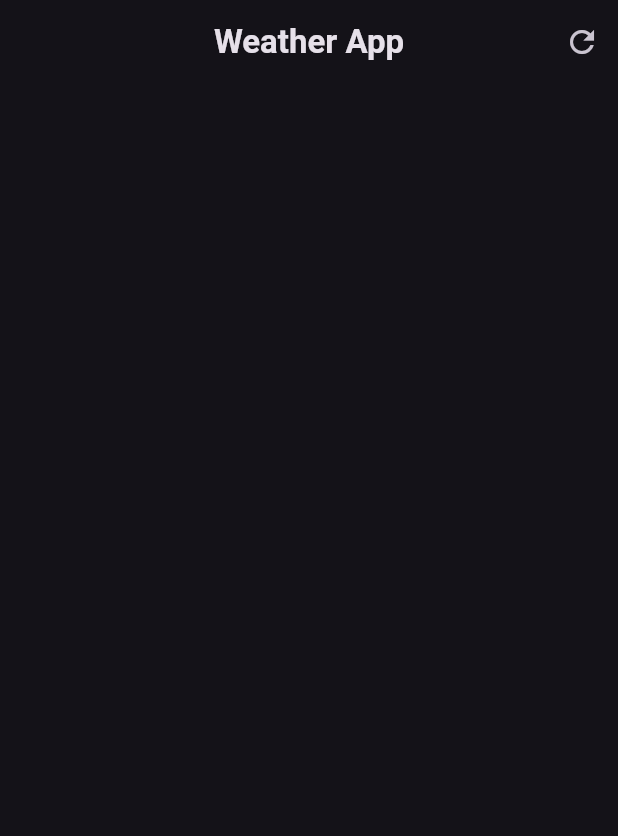
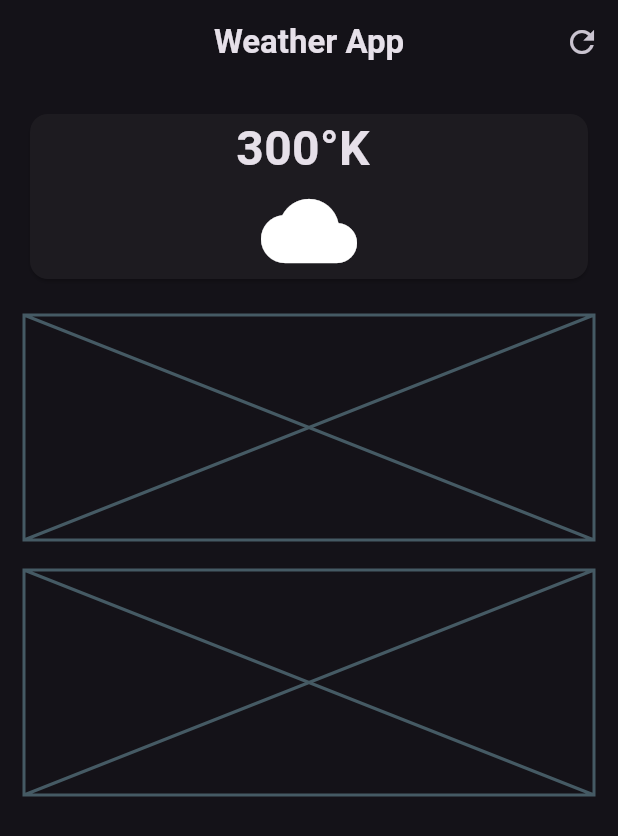
Before and after one commit to Chukwujekwu1/weather_app, a Flutter app: the screen it shows after launch, on a phone screen of 412 x 824 dp. Shown: the top 836 px of the screen. Run offline on Flutter 3.47's test engine with Material 2 defaults, Android fonts, the phone set to English and light mode, and no system bars.

Commit message:
currently desining the body main card to be precise

```diff
--- a/lib/weather_screen.dart
+++ b/lib/weather_screen.dart
@@ -21,7 +21,48 @@ class WeatherScreen extends StatelessWidget {
           ),
         ],
       ),
-      body: Column( ),
+      body: const Padding(
+        padding: EdgeInsets.all(16.0),
+        child: Column(
+          children: [
+            // main card
+            SizedBox(
+              width: double.infinity,
+              child: Card(
+                child: Column(
+                  children: [
+                    Text(
+                      "300°K ",
+                      style: TextStyle(
+                        fontSize: 32,
+                        fontWeight: FontWeight.bold,
+                      ),
+                    ),
+                    Icon(
+                      Icons.cloud,
+                      size: 64,
+                    ),
+                  ],
+                ),
+              ),
+            ),
+            SizedBox(
+              height: 20,
+            ),
+            // weather forcast card
+            Placeholder(
+              fallbackHeight: 150,
+            ),
+            SizedBox(
+              height: 20,
+            ),
+            // Additional information card
+            Placeholder(
+              fallbackHeight: 150,
+            ),
+          ],
+        ),
+      ),
     );
   }
 }
```
